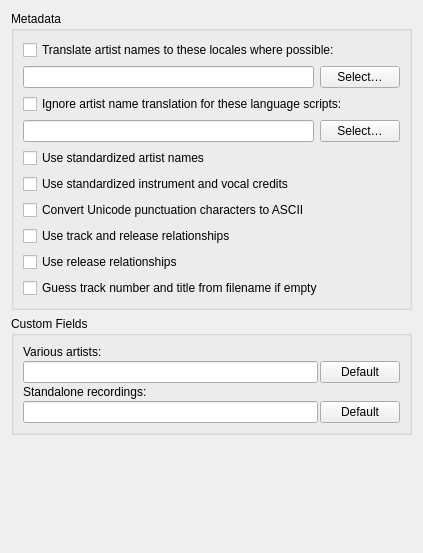
Qt form ui/options_metadata.ui (metabrainz/picard) before a commit.
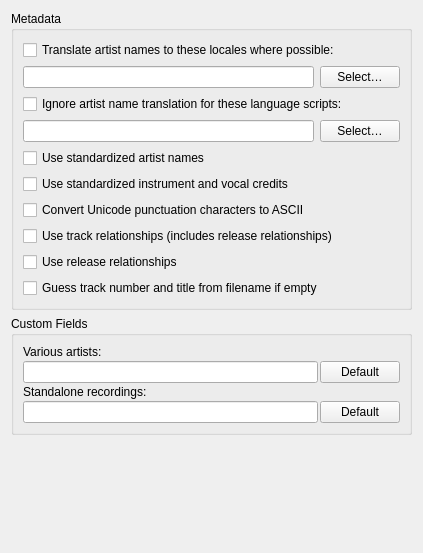
The same form after that commit.

Commit message:
Revert "Simplify description of "Use track relationships" option setting"
This reverts commit 8c34b15a61399e34ed28c9a69d956dfe82143c3e.

The edit to the form file:
```diff
--- a/ui/options_metadata.ui
+++ b/ui/options_metadata.ui
@@ -112,7 +112,7 @@
       <item>
        <widget class="QCheckBox" name="track_ars">
         <property name="text">
-         <string>Use track and release relationships</string>
+         <string>Use track relationships (includes release relationships)</string>
         </property>
        </widget>
       </item>
```
The commit also changes 1 other file.
